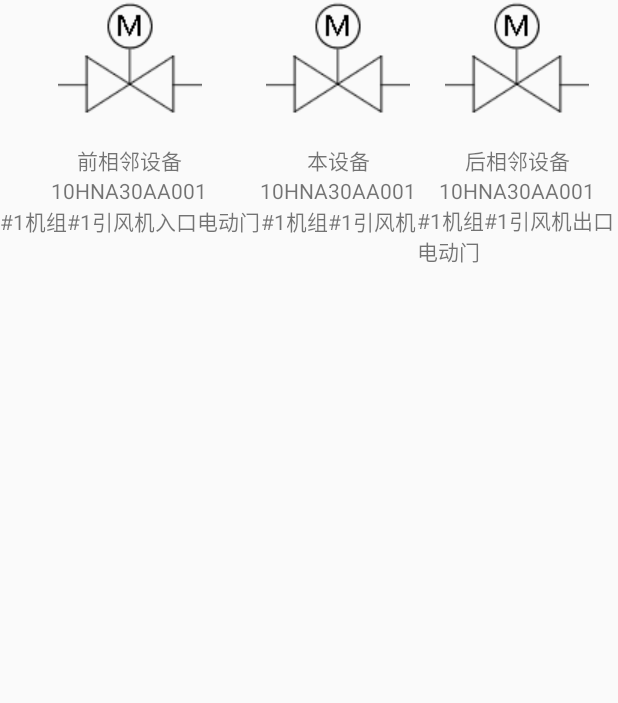
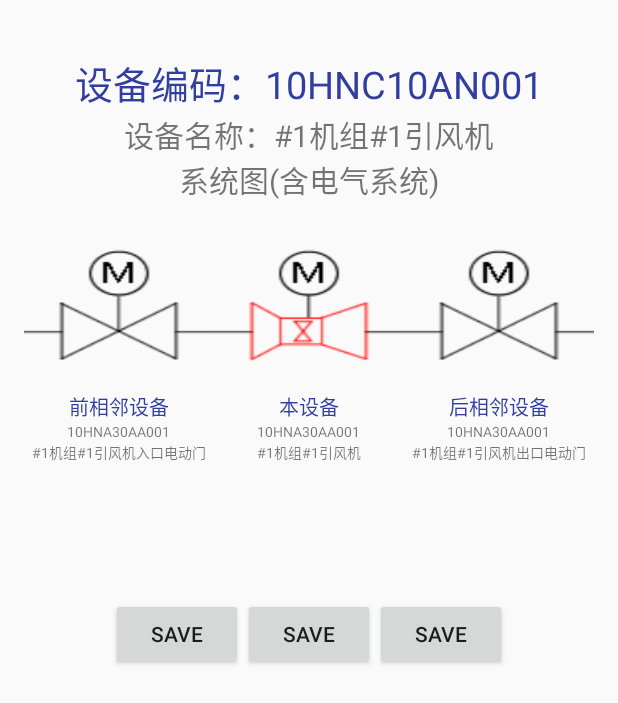
Before and after one commit to tiangles/storm, an Android app: the DeviceSystemInfoActivity screen opened directly, with no data from a screen before it, on a phone screen of 412 x 824 dp. Shown: the top 703 px of the screen. Run offline under Robolectric (Android 15) with nearby library versions, the phone set to English and light mode, and no system bars; our stand-ins replace ButterKnife.

Commit message:
use combined device link info view to show device system info

```diff
--- a/client/android/app/src/main/java/com/tiangles/storm/activities/DeviceInfoActivity.java
+++ b/client/android/app/src/main/java/com/tiangles/storm/activities/DeviceInfoActivity.java
@@ -1,19 +1,15 @@
 package com.tiangles.storm.activities;
 
 import android.content.Intent;
-import android.graphics.Bitmap;
 import android.support.v7.app.AppCompatActivity;
 import android.os.Bundle;
 import android.view.View;
-import android.widget.ImageView;
 import android.widget.TextView;
 
-import com.google.zxing.WriterException;
 import com.tiangles.greendao.gen.StormDeviceDao;
 import com.tiangles.storm.R;
 import com.tiangles.storm.StormApp;
 import com.tiangles.storm.database.device.StormDevice;
-import com.uuzuche.lib_zxing.encoding.EncodingHandler;
 
 import java.util.List;
 import butterknife.BindView;
--- a/client/android/app/src/main/java/com/tiangles/storm/activities/DeviceSystemInfoActivity.java
+++ b/client/android/app/src/main/java/com/tiangles/storm/activities/DeviceSystemInfoActivity.java
@@ -1,22 +1,45 @@
 package com.tiangles.storm.activities;
 
-import android.app.Activity;
 import android.os.Bundle;
-import android.support.design.widget.FloatingActionButton;
-import android.support.design.widget.Snackbar;
 import android.support.v7.app.AppCompatActivity;
-import android.support.v7.widget.Toolbar;
-import android.view.View;
 
 import com.tiangles.storm.R;
+import com.tiangles.storm.database.device.StormDevice;
+import com.tiangles.storm.views.DeviceSystemView;
 
-public class DeviceSystemInfoActivity extends Activity {
+import butterknife.BindView;
+import butterknife.ButterKnife;
 
+public class DeviceSystemInfoActivity extends AppCompatActivity {
+    @BindView(R.id.device_link_forward) DeviceSystemView mForwardDevice;
+    @BindView(R.id.device_link_this) DeviceSystemView mThisDevice;
+    @BindView(R.id.device_link_backword) DeviceSystemView mBackwordDevice;
 
     @Override
     protected void onCreate(Bundle savedInstanceState) {
         super.onCreate(savedInstanceState);
         setContentView(R.layout.activity_device_system_info);
+        ButterKnife.bind(this);
+
+        init(null);
+    }
+
+    private void init(StormDevice device) {
+        mForwardDevice.setImageId(R.drawable.power_switch);
+        mForwardDevice.setTitle("前相邻设备");
+        mForwardDevice.setDeviceCode("10HNA30AA001");
+        mForwardDevice.setDeviceName("#1机组#1引风机入口电动门");
+
+        mThisDevice.setImageId(R.drawable.this_device);
+        mThisDevice.setTitle("本设备");
+        mThisDevice.setDeviceCode("10HNA30AA001");
+        mThisDevice.setDeviceName("#1机组#1引风机");
+
+
+        mBackwordDevice.setImageId(R.drawable.power_switch);
+        mBackwordDevice.setTitle("后相邻设备");
+        mBackwordDevice.setDeviceCode("10HNA30AA001");
+        mBackwordDevice.setDeviceName("#1机组#1引风机出口电动门");
     }
 
 }
--- a/client/android/app/src/main/java/com/tiangles/storm/activities/LoginActivity.java
+++ b/client/android/app/src/main/java/com/tiangles/storm/activities/LoginActivity.java
@@ -57,9 +57,9 @@ public class LoginActivity extends AppCompatActivity{
         mPasswordEditor.setText(user.mPassword);
         mRememberPasswordBox.setChecked(user.mRememberPassword);
         mAutoLoginBox.setChecked(user.mAutoLogin);
-//        if(user.mAutoLogin){
-//            attemptLogin();
-//        }
+        if(user.mAutoLogin){
+            attemptLogin();
+        }
     }
 
     @OnClick(R.id.login_sign_in_button)
--- a/client/android/app/src/main/java/com/tiangles/storm/views/DeviceSystemView.java
+++ b/client/android/app/src/main/java/com/tiangles/storm/views/DeviceSystemView.java
@@ -1,12 +1,53 @@
 package com.tiangles.storm.views;
 
-import android.graphics.Canvas;
+import android.content.Context;
+import android.graphics.Bitmap;
+import android.util.AttributeSet;
+import android.view.LayoutInflater;
+import android.widget.ImageView;
+import android.widget.LinearLayout;
+import android.widget.TextView;
 
-import com.tiangles.storm.database.device.StormDevice;
+import com.tiangles.storm.R;
 
-public class DeviceSystemView {
-    public DeviceSystemView() {
+public class DeviceSystemView extends LinearLayout {
+    private ImageView deviceImage;
+    private TextView  deviceTitle;
+    private TextView  deviceCode;
+    private TextView  deviceName;
+
+    public DeviceSystemView(Context context) {
+        this(context, null);
+    }
+
+    public DeviceSystemView(Context context, AttributeSet attrs) {
+        super(context, attrs);
+        // 导入布局
+        LayoutInflater.from(context).inflate(R.layout.view_device_link, this, true);
+        init();
+    }
+
+    private void init(){
+        deviceImage = (ImageView) findViewById(R.id.device_link_image);
+        deviceCode = (TextView) findViewById(R.id.device_code);
+        deviceName = (TextView) findViewById(R.id.device_name);
+        deviceTitle = (TextView) findViewById(R.id.view_title);
 
     }
 
+    public void setTitle(String title) {
+        deviceTitle.setText(title);
+    }
+
+    public void setImageId(int id) {
+        deviceImage.setBackgroundResource(id);
+    }
+
+    public void setDeviceCode(String code) {
+        deviceCode.setText(code);
+    }
+
+    public void setDeviceName(String name) {
+        deviceName.setText(name);
+    }
 }
--- a/client/android/app/src/main/res/layout/activity_device_system_info.xml
+++ b/client/android/app/src/main/res/layout/activity_device_system_info.xml
@@ -1,75 +1,84 @@
 <?xml version="1.0" encoding="utf-8"?>
 <LinearLayout
     xmlns:android="http://schemas.android.com/apk/res/android"
-    android:orientation="horizontal"
-    android:layout_width="match_parent"
-    android:layout_height="match_parent">
+    android:layout_width="fill_parent"
+    android:layout_height="fill_parent"
+    android:padding="@dimen/activity_vertical_margin"
+    android:orientation="vertical">
+    <Space
+        android:layout_width="match_parent"
+        android:layout_height="20sp" />
 
+    <TextView
+        android:layout_width="wrap_content"
+        android:layout_height="wrap_content"
+        android:textColor="@color/colorPrimaryDark"
+        android:id="@+id/device_code"
+        android:layout_gravity="center"
+        android:text="设备编码：10HNC10AN001"
+        android:textSize="@dimen/device_system_view_title"/>
+    <TextView
+        android:layout_width="wrap_content"
+        android:layout_height="wrap_content"
+        android:layout_gravity="center"
+        android:text="设备名称：#1机组#1引风机"
+        android:textSize="@dimen/device_system_view_name"/>
+    <TextView
+        android:layout_width="wrap_content"
+        android:layout_height="wrap_content"
+        android:layout_gravity="center"
+        android:text="系统图(含电气系统)"
+        android:textSize="@dimen/device_system_view_name"/>
+
+    <Space
+        android:layout_width="match_parent"
+        android:layout_height="30sp" />
+
+    <LinearLayout
+        android:orientation="horizontal"
+        android:layout_width="match_parent"
+        android:layout_height="wrap_content">
+        <com.tiangles.storm.views.DeviceSystemView
+            android:id="@+id/device_link_forward"
+            android:layout_height="wrap_content"
+            android:layout_width="0dp"
+            android:layout_weight="1"
+            android:clickable="true" />
+        <com.tiangles.storm.views.DeviceSystemView
+            android:id="@+id/device_link_this"
+            android:layout_height="wrap_content"
+            android:layout_width="0dp"
+            android:layout_weight="1"
+            android:clickable="true" />
+        <com.tiangles.storm.views.DeviceSystemView
+            android:id="@+id/device_link_backword"
+            android:layout_height="wrap_content"
+            android:layout_width="0dp"
+            android:layout_weight="1"
+            android:clickable="true" />
+    </LinearLayout>
+
+    <Space
+        android:layout_width="match_parent"
+        android:layout_height="90sp" />
 
     <LinearLayout
         android:layout_width="wrap_content"
         android:layout_height="wrap_content"
-        android:orientation="vertical"
-        android:gravity="center_horizontal">
-        <ImageView
+        android:orientation="horizontal"
+        android:layout_gravity="center_horizontal"
+        android:layout_alignParentBottom="true" >
+        <Button
             android:layout_width="wrap_content"
             android:layout_height="wrap_content"
-            android:background="@drawable/power_switch"/>
-        <TextView
-            android:layout_width="wrap_content"
-            android:text="前相邻设备"
-            android:layout_height="wrap_content" />
-        <TextView
-            android:layout_width="wrap_content"
-            android:text="10HNA30AA001"
-            android:layout_height="wrap_content" />
-        <TextView
-            android:layout_width="wrap_content"
-            android:text="#1机组#1引风机入口电动门"
-            android:layout_height="wrap_content" />
-    </LinearLayout>
-    <LinearLayout
-        android:layout_width="wrap_content"
-        android:layout_height="wrap_content"
-        android:orientation="vertical"
-        android:gravity="center_horizontal">
-        <ImageView
+            android:text="Save"/>
+        <Button
             android:layout_width="wrap_content"
             android:layout_height="wrap_content"
-            android:background="@drawable/power_switch"/>
-        <TextView
-            android:layout_width="wrap_content"
-            android:text="本设备"
-            android:layout_height="wrap_content" />
-        <TextView
-            android:layout_width="wrap_content"
-            android:text="10HNA30AA001"
-            android:layout_height="wrap_content" />
-        <TextView
-            android:layout_width="wrap_content"
-            android:text="#1机组#1引风机"
-            android:layout_height="wrap_content" />
-    </LinearLayout>
-    <LinearLayout
-        android:layout_width="wrap_content"
-        android:layout_height="wrap_content"
-        android:orientation="vertical"
-        android:gravity="center_horizontal">
-        <ImageView
+            android:text="Save"/>
+        <Button
             android:layout_width="wrap_content"
             android:layout_height="wrap_content"
-            android:background="@drawable/power_switch"/>
-        <TextView
-            android:layout_width="wrap_content"
-            android:text="后相邻设备"
-            android:layout_height="wrap_content" />
-        <TextView
-            android:layout_width="wrap_content"
-            android:text="10HNA30AA001"
-            android:layout_height="wrap_content" />
-        <TextView
-            android:layout_width="wrap_content"
-            android:text="#1机组#1引风机出口电动门"
-            android:layout_height="wrap_content" />
+            android:text="Save"/>
     </LinearLayout>
 </LinearLayout>
--- /dev/null
+++ b/client/android/app/src/main/res/layout/view_device_link.xml
@@ -0,0 +1,33 @@
+<?xml version="1.0" encoding="utf-8"?>
+<LinearLayout xmlns:android="http://schemas.android.com/apk/res/android"
+    android:layout_width="fill_parent"
+    android:layout_height="fill_parent"
+    android:orientation="vertical">
+    <ImageView
+        android:layout_width="fill_parent"
+        android:layout_height="wrap_content"
+        android:layout_gravity="fill_horizontal"
+        android:id="@+id/device_link_image"/>
+    <TextView
+        android:layout_width="wrap_content"
+        android:layout_height="wrap_content"
+        android:layout_gravity="center"
+        android:textColor="@color/colorPrimaryDark"
+        android:textSize="@dimen/device_link_info_title_text_size"
+        android:text="后相邻设备"
+        android:id="@+id/view_title"/>
+    <TextView
+        android:layout_width="wrap_content"
+        android:layout_height="wrap_content"
+        android:layout_gravity="center"
+        android:textSize="@dimen/device_link_info_detail_text_size"
+        android:text="10HNA30AA001"
+        android:id="@+id/device_code"/>
+    <TextView
+        android:layout_width="wrap_content"
+        android:layout_height="wrap_content"
+        android:layout_gravity="center"
+        android:textSize="@dimen/device_link_info_detail_text_size"
+        android:text="#1机组#1引风机出口电动门"
+        android:id="@+id/device_name"/>
+</LinearLayout>
--- a/client/android/app/src/main/res/values/dimens.xml
+++ b/client/android/app/src/main/res/values/dimens.xml
@@ -3,4 +3,8 @@
     <dimen name="activity_horizontal_margin">16dp</dimen>
     <dimen name="activity_vertical_margin">16dp</dimen>
     <dimen name="fab_margin">16dp</dimen>
+    <dimen name="device_system_view_title">25sp</dimen>
+    <dimen name="device_system_view_name">20sp</dimen>
+    <dimen name="device_link_info_title_text_size">13dp</dimen>
+    <dimen name="device_link_info_detail_text_size">9dp</dimen>
 </resources>
--- a/client/android/build.gradle
+++ b/client/android/build.gradle
@@ -5,7 +5,7 @@ buildscript {
         jcenter()
     }
     dependencies {
-        classpath 'com.android.tools.build:gradle:2.3.1'
+        classpath 'com.android.tools.build:gradle:2.3.3'
         classpath 'org.greenrobot:greendao-gradle-plugin:3.2.2'
         // NOTE: Do not place your application dependencies here; they belong
         // in the individual module build.gradle files
```
Also changed, not shown: client/android/app/src/main/res/layout/activity_device_info.xml (+136 -60 lines), client/android/app/src/main/res/layout/view_device_system_info.xml (deleted, +0 -26 lines).
